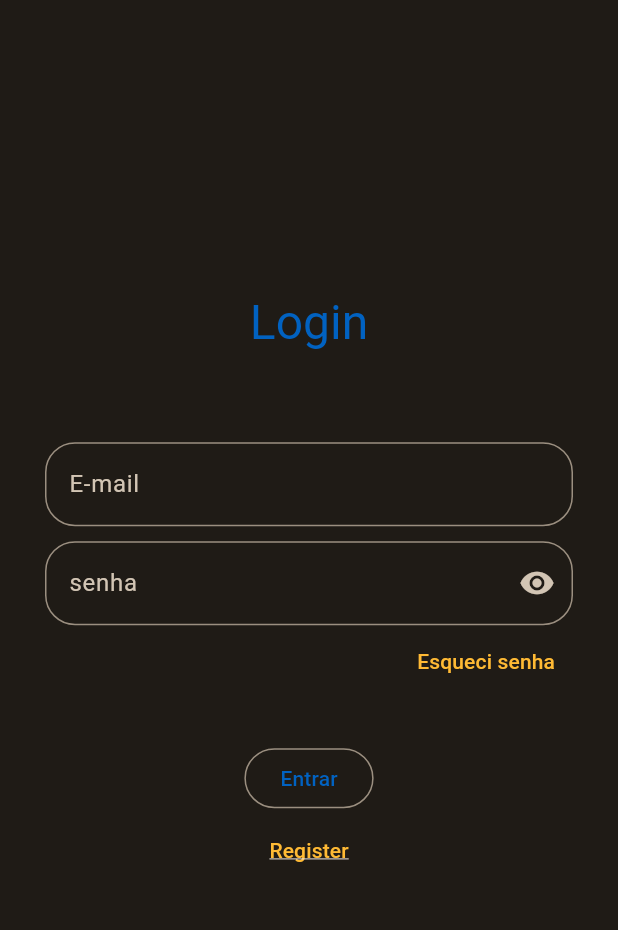
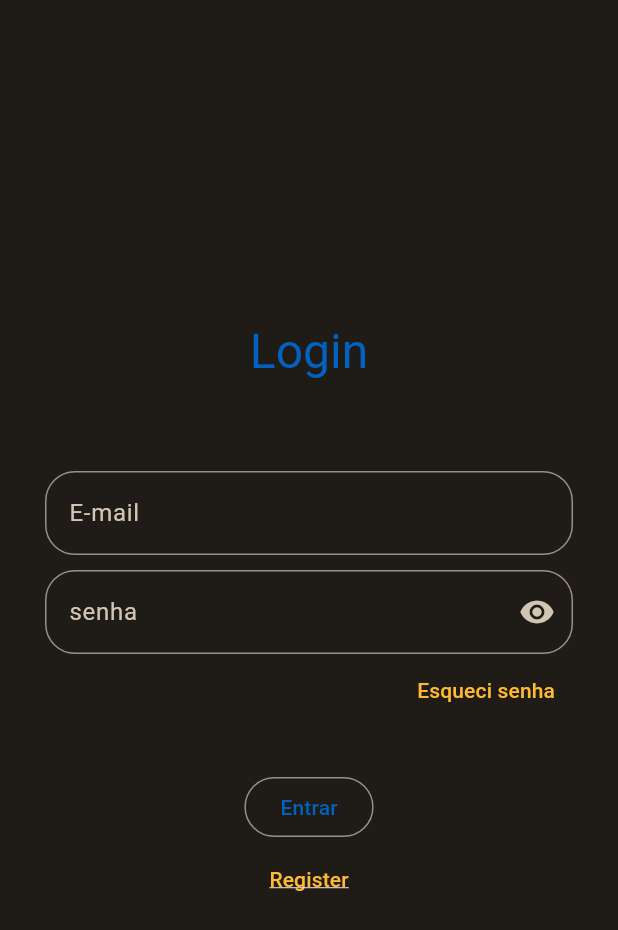
Before and after one commit to KallewMachado/control-data-front, a Flutter app: the screen it shows after launch, on a phone screen of 412 x 824 dp. Shown: the top 930 px of the screen. Run offline on Flutter 3.47's test engine with Material 3 defaults, Android fonts, the phone set to English and light mode, and no system bars; our stand-ins replace brasil_fields, connectivity_plus, flutter_dotenv, flutter_mobx, flutter_modular, hive_flutter and 5 more; accounts and stored records are empty; generated files the repository leaves out were written again.

Commit message:
fix: center

```diff
--- a/lib/app/modules/auth/views/auth_page.dart
+++ b/lib/app/modules/auth/views/auth_page.dart
@@ -33,8 +33,7 @@ class _AuthPageState extends State<AuthPage> {
 
   late StreamSubscription<InternetConnectionStatus> listener;
 
-  // ignore: unused_field
-  ConnectivityResult _connectionStatus = ConnectivityResult.none;
+  ConnectivityResult connectionStatus = ConnectivityResult.none;
   final Connectivity _connectivity = Connectivity();
   late StreamSubscription<ConnectivityResult> _connectivitySubscription;
 
@@ -98,7 +97,7 @@ class _AuthPageState extends State<AuthPage> {
 
   Future<void> _updateConnectionStatus(ConnectivityResult result) async {
     setState(() {
-      _connectionStatus = result;
+      connectionStatus = result;
     });
   }
 
@@ -111,15 +110,16 @@ class _AuthPageState extends State<AuthPage> {
     var text2Color = theme.colorScheme.secondary;
     return Scaffold(
       body: SafeArea(
-        child: Container(
-          padding: const EdgeInsets.all(30),
+        child: Padding(
+          padding: const EdgeInsets.symmetric(horizontal: 30.0),
+          child: Center(
             child: SingleChildScrollView(
-            child: Observer(builder: (context) {
+              child: Observer(
+                builder: (context) {
                   return Form(
                     key: formKey,
                     child: Column(
                       children: [
-                    SizedBox(height: MediaQuery.of(context).size.height * 0.2),
                         Text(
                           "Login",
                           style: theme.textTheme.headlineLarge
@@ -184,7 +184,8 @@ class _AuthPageState extends State<AuthPage> {
                                     barrierDismissible: false,
                                     actions: [],
                                     content: (context) => const Column(
-                                  mainAxisAlignment: MainAxisAlignment.center,
+                                      mainAxisAlignment:
+                                          MainAxisAlignment.center,
                                       mainAxisSize: MainAxisSize.min,
                                       children: [
                                         Text('Fazendo login...'),
@@ -194,7 +195,6 @@ class _AuthPageState extends State<AuthPage> {
                                     ),
                                   );
                                 }
-
                                 AuthModel auth = AuthModel(
                                   id: '',
                                   email: _emailController.text.trim(),
@@ -205,7 +205,8 @@ class _AuthPageState extends State<AuthPage> {
                               } on AuthException catch (e) {
                                 Modular.to.pop();
                                 if (mounted) {
-                              SnackBarWidget.errorSnackBar(context, e.message);
+                                  SnackBarWidget.errorSnackBar(
+                                      context, e.message);
                                 }
                                 if (_appStore.hasInternet == false) {
                                   if (mounted) {
@@ -247,7 +248,9 @@ class _AuthPageState extends State<AuthPage> {
                       ],
                     ),
                   );
-            }),
+                },
+              ),
+            ),
           ),
         ),
       ),
```
Lines whose indentation alone changed are shown as unchanged.
